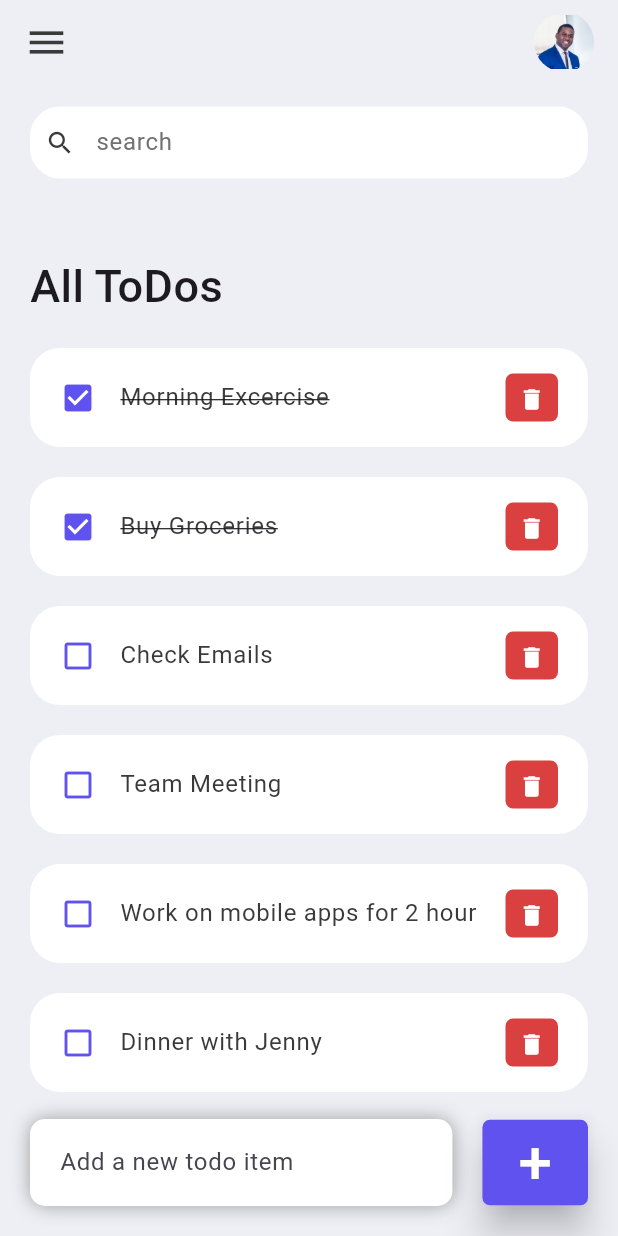
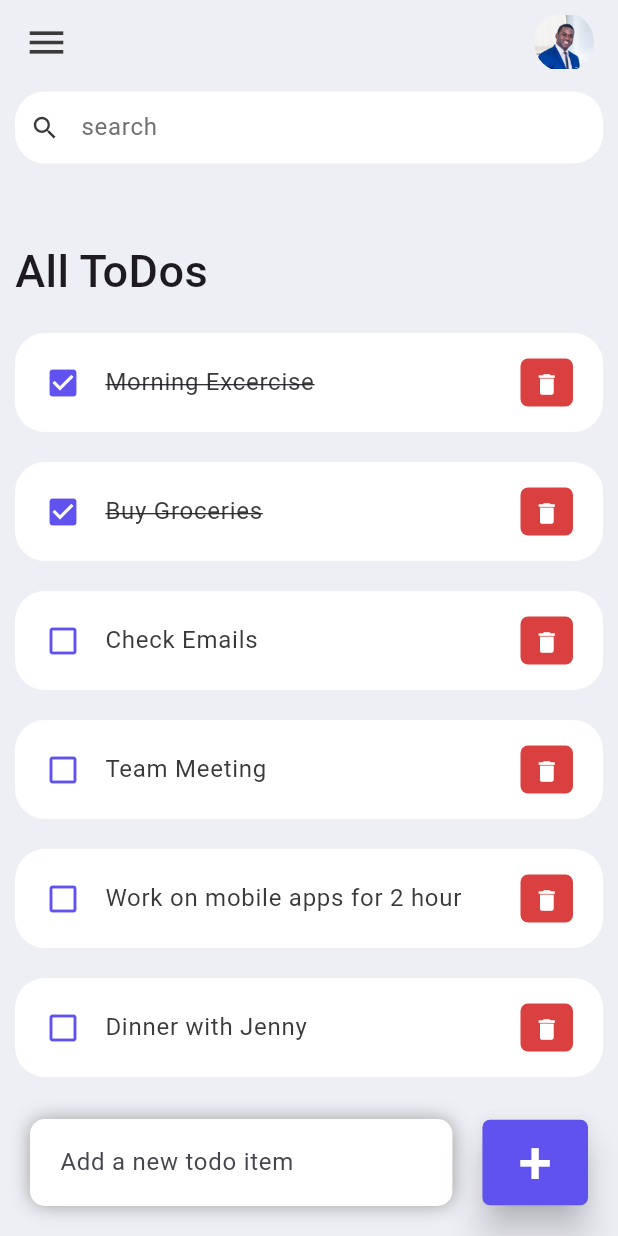
Before and after one commit to petrodesignr/flutter_app, a Flutter app: the screen it shows after launch, on a phone screen of 412 x 824 dp. Run offline on Flutter 3.47's test engine with Material 3 defaults, Android fonts, the phone set to English and light mode, and no system bars.

Commit message:
third commit

```diff
--- a/lib/main.dart
+++ b/lib/main.dart
@@ -18,7 +18,3 @@ class MyApp extends StatelessWidget {
     );
   }
 }
-
-class MyHomePage {
-  const MyHomePage();
-}
--- a/lib/model/todo.dart
+++ b/lib/model/todo.dart
@@ -1,22 +1,24 @@
 class ToDo {
   String? id;
   String? todoText;
+  String? dueDate;
   bool isDone;
 
   ToDo({
     required this.id,
     required this.todoText,
+    required this.dueDate,
     this.isDone = false,
   });
 
   static List<ToDo> todoList() {
     return [
-      ToDo(id: '01', todoText: 'Morning Excercise', isDone: true ),
-      ToDo(id: '02', todoText: 'Buy Groceries', isDone: true ),
-      ToDo(id: '03', todoText: 'Check Emails', ),
-      ToDo(id: '04', todoText: 'Team Meeting', ),
-      ToDo(id: '05', todoText: 'Work on mobile apps for 2 hour', ),
-      ToDo(id: '06', todoText: 'Dinner with Jenny', ),
+      ToDo(id: '01', todoText: 'Morning Excercise', dueDate: '2022-01-01', isDone: true ),
+      ToDo(id: '02', todoText: 'Buy Groceries', dueDate: '2022-01-02', isDone: true ),
+      ToDo(id: '03', todoText: 'Check Emails', dueDate: '2022-01-03', ),
+      ToDo(id: '04', todoText: 'Team Meeting', dueDate: '2022-01-04', ),
+      ToDo(id: '05', todoText: 'Work on mobile apps for 2 hour', dueDate: '2022-01-05', ),
+      ToDo(id: '06', todoText: 'Dinner with Jenny', dueDate: '2022-01-06', ),
     ];
   }
 }
--- a/lib/screens/home.dart
+++ b/lib/screens/home.dart
@@ -30,10 +30,9 @@ class _HomeState extends State<Home> {
       body: Stack(
         children: [
           Container(
-            padding: EdgeInsets.symmetric(
-              horizontal: 20,
-              vertical: 15,
-            ),
+            padding: MediaQuery.of(context).size.width > 600
+                ? const EdgeInsets.symmetric(horizontal: 20, vertical: 15)
+                : const EdgeInsets.symmetric(horizontal: 10, vertical: 5),
             child: Column(
               children: [
                 searchBox(),
@@ -151,7 +150,7 @@ class _HomeState extends State<Home> {
   void _addToDoItem(String toDo){
     setState(() {
       todosList.add(ToDo(id: DateTime.now().microsecondsSinceEpoch.toString(),
-          todoText: toDo,
+          todoText: toDo, dueDate: '',
       ));
     });
     _todoController.clear();
@@ -176,7 +175,6 @@ class _HomeState extends State<Home> {
 
   Widget searchBox() {
     return Container(
-      //padding: EdgeInsets.symmetric(vertical: 15),
       decoration: BoxDecoration(
         color: Colors.white,
         borderRadius: BorderRadius.circular(20),
```
